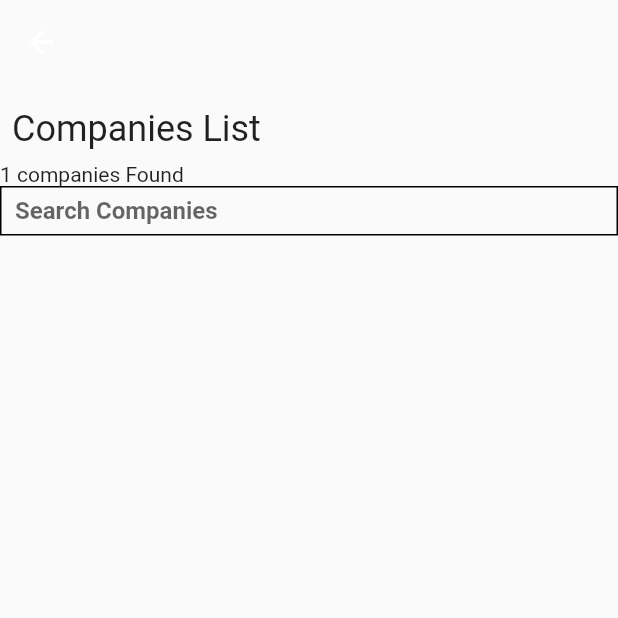
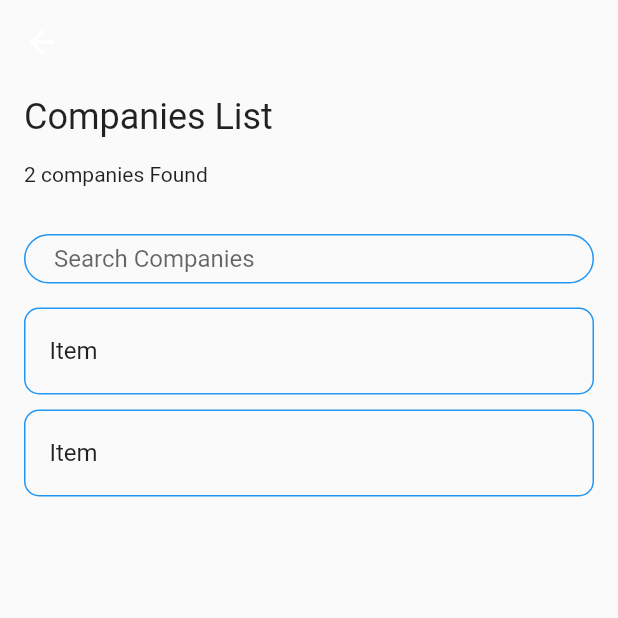
Before and after one commit to Valeron-T/logindemoapp, a Flutter app: the Results screen opened directly, on a phone screen of 412 x 824 dp, the top half of it. Run offline on Flutter 3.47's test engine with Material 2 defaults, Android fonts, the phone set to English and light mode, and no system bars; our stand-ins replace dio, get, get_storage; accounts and stored records are empty.

Commit message:
Results UI competed

```diff
--- a/lib/screens/login.dart
+++ b/lib/screens/login.dart
@@ -57,6 +57,11 @@ class Login extends StatelessWidget {
                       isDense: true,
                       hintText: "Email",
                       hintStyle: TextStyle(fontWeight: FontWeight.bold),
+                      focusedBorder: OutlineInputBorder(
+                            borderSide:
+                                BorderSide(width: 2, color: Colors.blue),
+                            borderRadius:
+                                BorderRadius.all(Radius.circular(100))),
                       enabledBorder: OutlineInputBorder(
                           borderSide: BorderSide(width: 1, color: Colors.black),
                           borderRadius: BorderRadius.zero),
--- a/lib/screens/results.dart
+++ b/lib/screens/results.dart
@@ -3,7 +3,7 @@ import 'package:get/get.dart';
 import 'package:get_storage/get_storage.dart';
 
 class ResultsController extends GetxController {
-  var companiesFound = ['test'].obs;
+  var companiesFound = ['test', "test2"].obs;
   final TextEditingController searchController = TextEditingController();
 }
 
@@ -25,32 +25,60 @@ class Results extends StatelessWidget {
               mainAxisAlignment: MainAxisAlignment.start,
               children: [
                 const Padding(
-                  padding: EdgeInsets.all(8.0),
+                  padding: EdgeInsets.symmetric(horizontal: 16.0),
                   child: Text(
                     "Companies List",
                     style: TextStyle(fontSize: 24),
                   ),
                 ),
-                Text("${controller.companiesFound.length} companies Found"),
-                TextFormField(
-                  controller: controller.searchController,
-                  decoration: const InputDecoration(
-                    isDense: true,
-                    hintText: "Search Companies",
-                    hintStyle: TextStyle(fontWeight: FontWeight.bold),
-                    enabledBorder: OutlineInputBorder(
-                        borderSide: BorderSide(width: 1, color: Colors.black),
-                        borderRadius: BorderRadius.zero),
-                    contentPadding: EdgeInsets.fromLTRB(10, 7, 0, 7),
+                Padding(
+                  padding: const EdgeInsets.all(16.0),
+                  child: Text(
+                      "${controller.companiesFound.length} companies Found"),
+                ),
+                Center(
+                  child: Padding(
+                    padding: const EdgeInsets.all(16.0),
+                    child: TextFormField(
+                      controller: controller.searchController,
+                      decoration: const InputDecoration(
+                        isDense: true,
+                        hintText: "Search Companies",
+                        focusedBorder: OutlineInputBorder(
+                            borderSide:
+                                BorderSide(width: 2, color: Colors.blue),
+                            borderRadius:
+                                BorderRadius.all(Radius.circular(100))),
+                        enabledBorder: OutlineInputBorder(
+                            borderSide:
+                                BorderSide(width: 1, color: Colors.blue),
+                            borderRadius:
+                                BorderRadius.all(Radius.circular(100))),
+                        contentPadding: EdgeInsets.fromLTRB(20, 7, 0, 7),
+                      ),
+                    ),
                   ),
                 ),
-                // ListView.builder(
-                //     itemBuilder: (BuildContext, index) {
-                //       return ListTile(
-                //         title: Text("helo"),
-                //       );
-                //     },
-                //     itemCount: controller.companiesFound.length)
+                Expanded(
+                  child: Padding(
+                    padding: const EdgeInsets.symmetric(horizontal: 16.0),
+                    child: ListView.separated(
+                        separatorBuilder: (context, index) =>
+                            SizedBox(height: 10),
+                        shrinkWrap: true,
+                        padding: EdgeInsets.only(bottom: 10),
+                        itemBuilder: (BuildContext, index) {
+                          return ListTile(
+                            title: Text("Item"),
+                            shape: RoundedRectangleBorder(
+                                side: const BorderSide(
+                                    width: 1, color: Colors.blue),
+                                borderRadius: BorderRadius.circular(10)),
+                          );
+                        },
+                        itemCount: controller.companiesFound.length),
+                  ),
+                )
               ],
             ),
           )),
```
